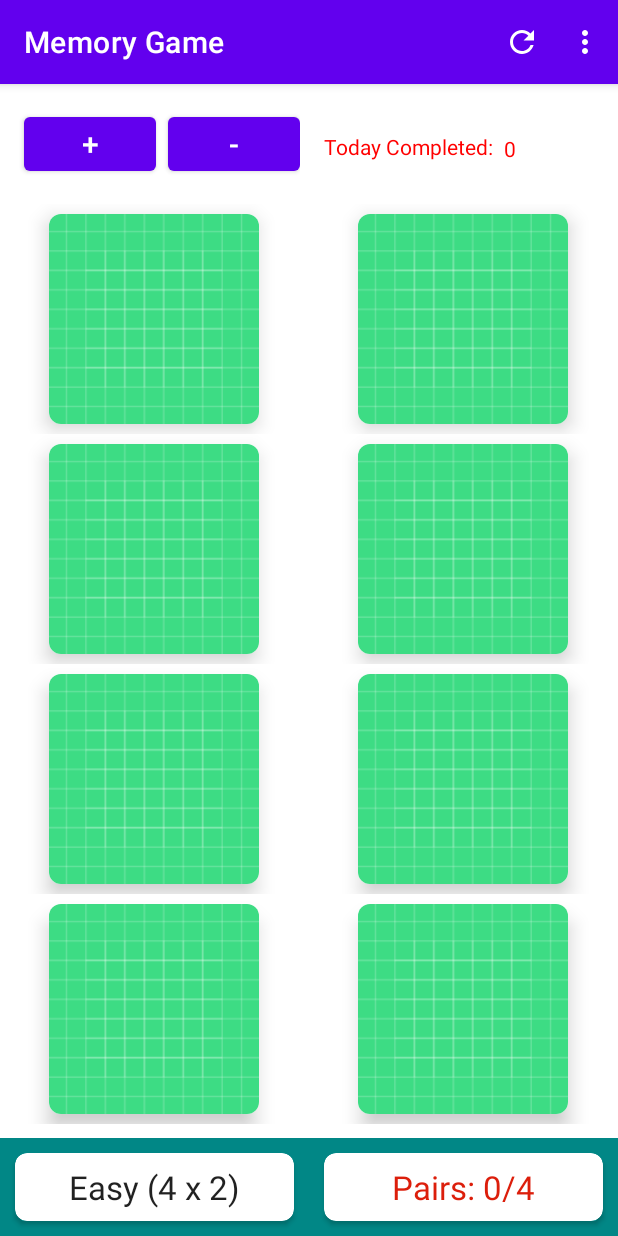
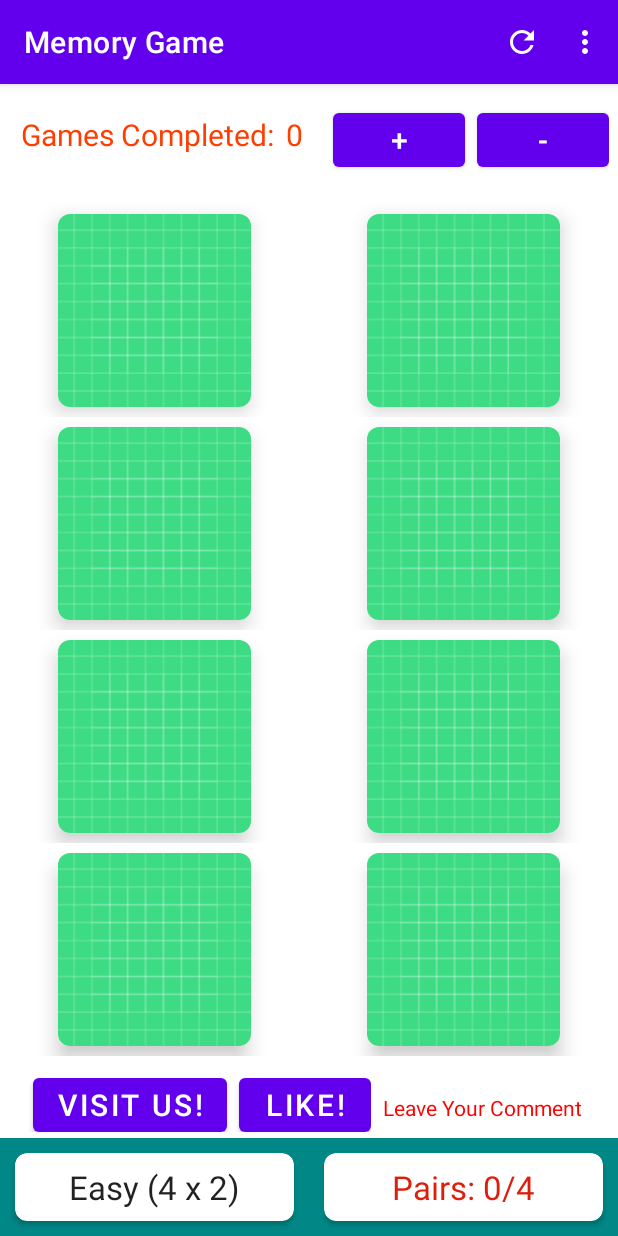
Before and after one commit to zbr79/new-stem, an Android app: the screen it shows after launch (MainActivity), on a phone screen of 412 x 824 dp. Run offline under Robolectric (Android 15) with nearby library versions, the phone set to English and light mode, and no system bars.

Commit message:
added persistence for one var

```diff
--- a/app/build.gradle
+++ b/app/build.gradle
@@ -47,6 +47,9 @@ dependencies {
     implementation 'com.google.firebase:firebase-analytics-ktx'
     implementation 'com.google.firebase:firebase-firestore-ktx'
     implementation 'com.google.firebase:firebase-storage-ktx'
+    implementation "androidx.datastore:datastore-preferences:1.0.0"
+    implementation 'androidx.lifecycle:lifecycle-viewmodel-ktx:2.4.0'
+
 
     //On saved instance
     implementation 'com.google.code.gson:gson:2.8.2'
--- a/app/src/main/java/com/example/final_project/MainActivity.kt
+++ b/app/src/main/java/com/example/final_project/MainActivity.kt
@@ -1,4 +1,5 @@
 package com.example.final_project
+
 
 import android.animation.ArgbEvaluator
 import android.app.Activity
@@ -11,12 +12,14 @@ import android.view.LayoutInflater
 import android.view.Menu
 import android.view.MenuItem
 import android.view.View
+import android.widget.Button
 import android.widget.RadioGroup
 import android.widget.TextView
 import androidx.appcompat.app.AlertDialog
 import androidx.appcompat.app.AppCompatActivity
 import androidx.constraintlayout.widget.ConstraintLayout
 import androidx.core.content.ContextCompat
+import androidx.lifecycle.ViewModelProvider
 import androidx.recyclerview.widget.GridLayoutManager
 import androidx.recyclerview.widget.RecyclerView
 import com.example.final_project.models.BoardSize
@@ -29,7 +32,8 @@ import com.google.gson.Gson
 import com.google.gson.reflect.TypeToken
 import java.lang.reflect.Type
 
-
+const val LOG_TAG = "MainActivity"
+const val COUNTER_KEY = "counter"
 class MainActivity : AppCompatActivity() {
 
     companion object{
@@ -42,7 +46,11 @@ class MainActivity : AppCompatActivity() {
     private lateinit var tvNumMoves: TextView
     private lateinit var tvNumPairs: TextView
 
-    //Save instance state recycler view NOT WORKING
+    private lateinit var increaseButton: Button
+    private lateinit var decreaseButton: Button
+    private var saveButton: Button? = null
+    private var loadButton: Button? = null
+    private lateinit var counterText: TextView
 
     private var savedRecyclerLayoutState: Parcelable? = null
     private val BUNDLE_RECYCLER_LAYOUT = "recycler_layout"
@@ -58,6 +66,38 @@ class MainActivity : AppCompatActivity() {
     override fun onCreate(savedInstanceState: Bundle?) {
         super.onCreate(savedInstanceState)
         setContentView(R.layout.activity_main)
+
+
+        counterText = findViewById(R.id.counter_text)
+        counterText.text = viewModel.getCount().toString()
+
+        increaseButton = findViewById(R.id.incresaseButton)
+        increaseButton.setOnClickListener {
+            viewModel.increaseCount()
+            counterText.text = viewModel.getCount().toString()
+        }
+
+        decreaseButton = findViewById(R.id.decresaseButton)
+        decreaseButton.setOnClickListener {
+            viewModel.decreaseCount()
+            counterText.text = viewModel.getCount().toString()
+        }
+
+        viewModel.loadCounter()
+        Log.d(LOG_TAG, "setting counter after loading it from DataStore to ${viewModel.getCount()}")
+        counterText.text = viewModel.getCount().toString()
+
+
+
+
+
+
+
+
+
+
+
+
 
         clRoot = findViewById(R.id.clRoot)
         rvBoard = findViewById(R.id.rvBoard)
@@ -307,4 +347,9 @@ class MainActivity : AppCompatActivity() {
 //        super.onResume()
 //        rvBoard.getLayoutManager()?.onRestoreInstanceState(savedRecyclerLayoutState)
 //    }
+
+    private val viewModel: ViewModel by lazy {
+        PreferencesRepository.initialize(this)
+        ViewModelProvider(this)[ViewModel::class.java]
+    }
 }
--- /dev/null
+++ b/app/src/main/java/com/example/final_project/PreferencesDataStore.kt
@@ -0,0 +1,47 @@
+package com.example.final_project
+
+import android.content.Context
+import androidx.datastore.core.DataStore
+import androidx.datastore.preferences.core.PreferenceDataStoreFactory
+import androidx.datastore.preferences.core.Preferences
+import androidx.datastore.preferences.core.edit
+import androidx.datastore.preferences.core.intPreferencesKey
+import androidx.datastore.preferences.preferencesDataStoreFile
+import kotlinx.coroutines.flow.Flow
+import kotlinx.coroutines.flow.distinctUntilChanged
+import kotlinx.coroutines.flow.map
+
+class PreferencesRepository private constructor(private val dataStore: DataStore<Preferences>) {
+
+    private val COUNTER_KEY = intPreferencesKey("counter")
+
+    val counter: Flow<Int> = this.dataStore.data.map { prefs ->
+        prefs[COUNTER_KEY] ?: INITIAL_COUNTER_VALUE
+    }.distinctUntilChanged()
+
+    private suspend fun saveIntValue(key: Preferences.Key<Int>, value: Int) {
+        this.dataStore.edit { prefs ->
+            prefs[key] = value
+        }
+    }
+
+    suspend fun saveCounter(value: Int) {
+        saveIntValue(COUNTER_KEY, value)
+    }
+
+    companion object {
+        private const val PREFERENCES_DATA_FILE_NAME = "settings"
+        private var INSTANCE: PreferencesRepository? = null
+        fun initialize(context: Context) {
+            if (INSTANCE == null) {
+                val dataStore = PreferenceDataStoreFactory.create {
+                    context.preferencesDataStoreFile(PREFERENCES_DATA_FILE_NAME)
+                }
+                INSTANCE = PreferencesRepository(dataStore)
+            }
+        }
+        fun getRepository(): PreferencesRepository {
+            return INSTANCE ?: throw IllegalStateException("AppPreferencesRepository not initialized yet")
+        }
+    }
+}
--- /dev/null
+++ b/app/src/main/java/com/example/final_project/ViewModel.kt
@@ -0,0 +1,54 @@
+package com.example.final_project
+
+import android.util.Log
+import androidx.lifecycle.ViewModel
+import androidx.lifecycle.viewModelScope
+import kotlinx.coroutines.GlobalScope
+import kotlinx.coroutines.flow.collectLatest
+import kotlinx.coroutines.launch
+import java.lang.Thread.sleep
+
+const val INITIAL_COUNTER_VALUE = 0
+
+class ViewModel : ViewModel() {
+
+    private var counter: Int = INITIAL_COUNTER_VALUE
+
+    override fun onCleared() {
+        super.onCleared()
+        Log.d("MainActivity", "OnCleared of CounterViewActivity called")
+    }
+
+    private val prefs = PreferencesRepository.getRepository()
+    fun saveCounter() {
+        viewModelScope.launch {
+            prefs.saveCounter(counter)
+
+        }
+    }
+    fun loadCounter() {
+        GlobalScope.launch {
+            prefs.counter.collectLatest {
+                counter = it
+
+            }
+        }
+        sleep(1000)
+    }
+
+    fun getCount(): Int {
+        return this.counter
+    }
+    fun setCount(c: Int) {
+        this.counter = c
+        saveCounter()
+    }
+    fun increaseCount() {
+        counter++
+        saveCounter()
+    }
+    fun decreaseCount() {
+        counter--
+        saveCounter()
+    }
+}
--- a/app/src/main/res/layout/activity_main.xml
+++ b/app/src/main/res/layout/activity_main.xml
@@ -7,25 +7,87 @@
     android:layout_height="match_parent"
     tools:context=".MainActivity">
 
+    <androidx.constraintlayout.widget.ConstraintLayout
+        android:layout_width="400dp"
+        android:layout_height="80dp"
+        app:layout_constraintEnd_toEndOf="parent"
+        app:layout_constraintStart_toStartOf="parent"
+        app:layout_constraintTop_toTopOf="parent">
+
+        <Button
+            android:id="@+id/incresaseButton"
+            android:layout_width="wrap_content"
+            android:layout_height="wrap_content"
+            android:layout_marginTop="13dp"
+            android:layout_marginEnd="8dp"
+            android:text="+"
+            android:textSize="20sp"
+            app:layout_constraintEnd_toStartOf="@+id/decresaseButton"
+            app:layout_constraintTop_toTopOf="parent" />
+
+        <Button
+            android:id="@+id/decresaseButton"
+            android:layout_width="wrap_content"
+            android:layout_height="wrap_content"
+            android:layout_marginTop="13dp"
+            android:text="-"
+            android:textSize="20sp"
+            app:layout_constraintEnd_toEndOf="parent"
+            app:layout_constraintTop_toTopOf="parent" />
+
+        <TextView
+            android:id="@+id/text_goal"
+            android:layout_width="wrap_content"
+            android:layout_height="wrap_content"
+            android:layout_marginStart="8dp"
+            android:layout_marginTop="20dp"
+            android:text="Games Completed:"
+            android:textColor="#FF3D00"
+            android:textSize="20sp"
+            app:layout_constraintStart_toStartOf="parent"
+            app:layout_constraintTop_toTopOf="parent" />
+
+        <TextView
+            android:id="@+id/counter_text"
+            android:layout_width="wrap_content"
+            android:layout_height="wrap_content"
+            android:layout_marginStart="8dp"
+            android:layout_marginTop="20dp"
+            android:text="0"
+            android:textColor="#FF3D00"
+            android:textSize="20sp"
+            app:layout_constraintStart_toEndOf="@+id/text_goal"
+            app:layout_constraintTop_toTopOf="parent" />
+    </androidx.constraintlayout.widget.ConstraintLayout>
+
+    <androidx.constraintlayout.widget.ConstraintLayout
+        android:id="@+id/constraintLayout"
+        android:layout_width="400dp"
+        android:layout_height="50dp"
+        android:layout_marginBottom="4dp"
+        app:layout_constraintBottom_toTopOf="@+id/LLGameInfo"
+        app:layout_constraintEnd_toEndOf="parent"
+        app:layout_constraintStart_toStartOf="parent">
+
+        <androidx.fragment.app.FragmentContainerView
+            android:id="@+id/main_completed_text"
+            android:name="com.example.final_project.utils.set_text"
+            android:layout_width="wrap_content"
+            android:layout_height="wrap_content"
+            android:layout_marginStart="8dp"
+            android:layout_marginTop="16dp"
+            app:layout_constraintStart_toEndOf="@+id/main_complete_button"
+            app:layout_constraintTop_toTopOf="parent" />
+
         <androidx.fragment.app.FragmentContainerView
             android:id="@+id/main_complete_button"
             android:name="com.example.final_project.utils.set_button"
             android:layout_width="wrap_content"
             android:layout_height="wrap_content"
             android:layout_marginStart="8dp"
-        android:layout_marginTop="8dp"
             app:layout_constraintStart_toStartOf="parent"
             app:layout_constraintTop_toTopOf="parent" />
-
-    <androidx.fragment.app.FragmentContainerView
-        android:id="@+id/main_completed_text"
-        android:name="com.example.final_project.utils.set_text"
-        android:layout_width="wrap_content"
-        android:layout_height="wrap_content"
-        android:layout_marginStart="16dp"
-        android:layout_marginTop="32dp"
-        app:layout_constraintStart_toEndOf="@+id/main_complete_button"
-        app:layout_constraintTop_toTopOf="parent" />
+    </androidx.constraintlayout.widget.ConstraintLayout>
 
     <LinearLayout
         android:id="@+id/LLGameInfo"
@@ -77,10 +139,12 @@
         android:layout_width="0dp"
         android:layout_height="0dp"
         android:layout_marginTop="80dp"
-        android:layout_marginBottom="8dp"
         android:overScrollMode="never"
-        app:layout_constraintBottom_toTopOf="@+id/LLGameInfo"
+        app:layout_constraintBottom_toTopOf="@+id/constraintLayout"
         app:layout_constraintEnd_toEndOf="parent"
+        app:layout_constraintHorizontal_bias="0.0"
         app:layout_constraintStart_toStartOf="parent"
-        app:layout_constraintTop_toTopOf="parent" />
+        app:layout_constraintTop_toTopOf="parent"
+        app:layout_constraintVertical_bias="0.0" />
+
 </androidx.constraintlayout.widget.ConstraintLayout>
--- a/app/src/main/res/layout/fragment_set_button.xml
+++ b/app/src/main/res/layout/fragment_set_button.xml
@@ -12,7 +12,7 @@
         android:layout_height="wrap_content"
         android:layout_marginStart="8dp"
         android:layout_marginTop="8dp"
-        android:text="+"
+        android:text="Visit us!"
         android:textSize="20sp"
         app:layout_constraintStart_toStartOf="parent"
         app:layout_constraintTop_toTopOf="parent" />
@@ -23,7 +23,7 @@
         android:layout_height="wrap_content"
         android:layout_marginStart="8dp"
         android:layout_marginTop="8dp"
-        android:text="-"
+        android:text="LIKE!"
         android:textSize="20sp"
         app:layout_constraintStart_toEndOf="@+id/btn_plus"
         app:layout_constraintTop_toTopOf="parent" />
--- a/app/src/main/res/layout/fragment_set_text.xml
+++ b/app/src/main/res/layout/fragment_set_text.xml
@@ -9,19 +9,13 @@
     <!-- TODO: Update blank fragment layout -->
     <TextView
         android:id="@+id/textView2"
-        android:layout_width="120dp"
-        android:layout_height="20dp"
-        android:text="Today Completed:"
-        android:textColor="#FF0000" />
-
-    <TextView
-        android:id="@+id/text_completed"
-        android:layout_width="wrap_content"
-        android:layout_height="wrap_content"
-        android:layout_marginTop="1dp"
-        android:text="0"
+        android:layout_width="137dp"
+        android:layout_height="21dp"
+        android:layout_marginTop="8dp"
+        android:text="Leave Your Comment"
         android:textColor="#FF0000"
-        app:layout_constraintStart_toEndOf="@+id/textView2"
+        app:layout_constraintEnd_toEndOf="parent"
+        app:layout_constraintStart_toStartOf="parent"
         app:layout_constraintTop_toTopOf="parent" />
 
 </androidx.constraintlayout.widget.ConstraintLayout>
```
Also changed, not shown: app/src/main/java/com/example/final_project/utils/Constants.kt (line endings or trailing spaces), app/src/main/java/com/example/final_project/utils/PermissionUtils.kt (line endings or trailing spaces), 1 other file. Lines whose indentation alone changed are shown as unchanged.
